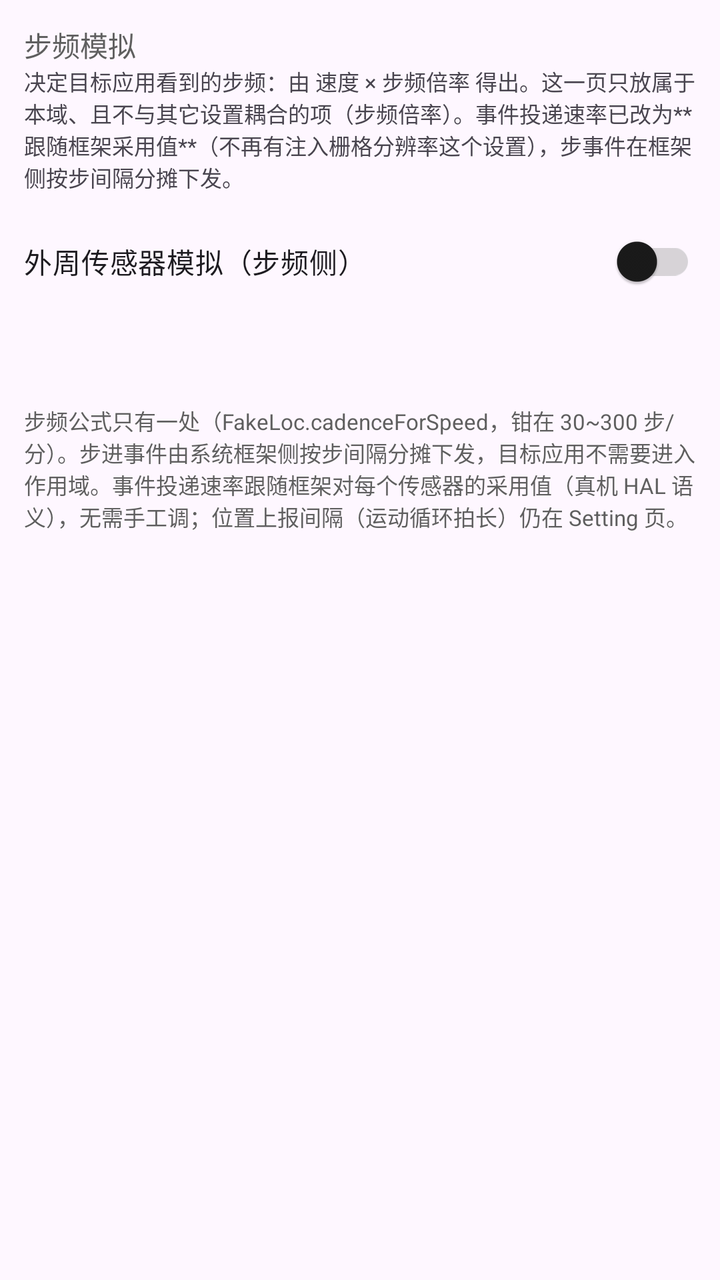
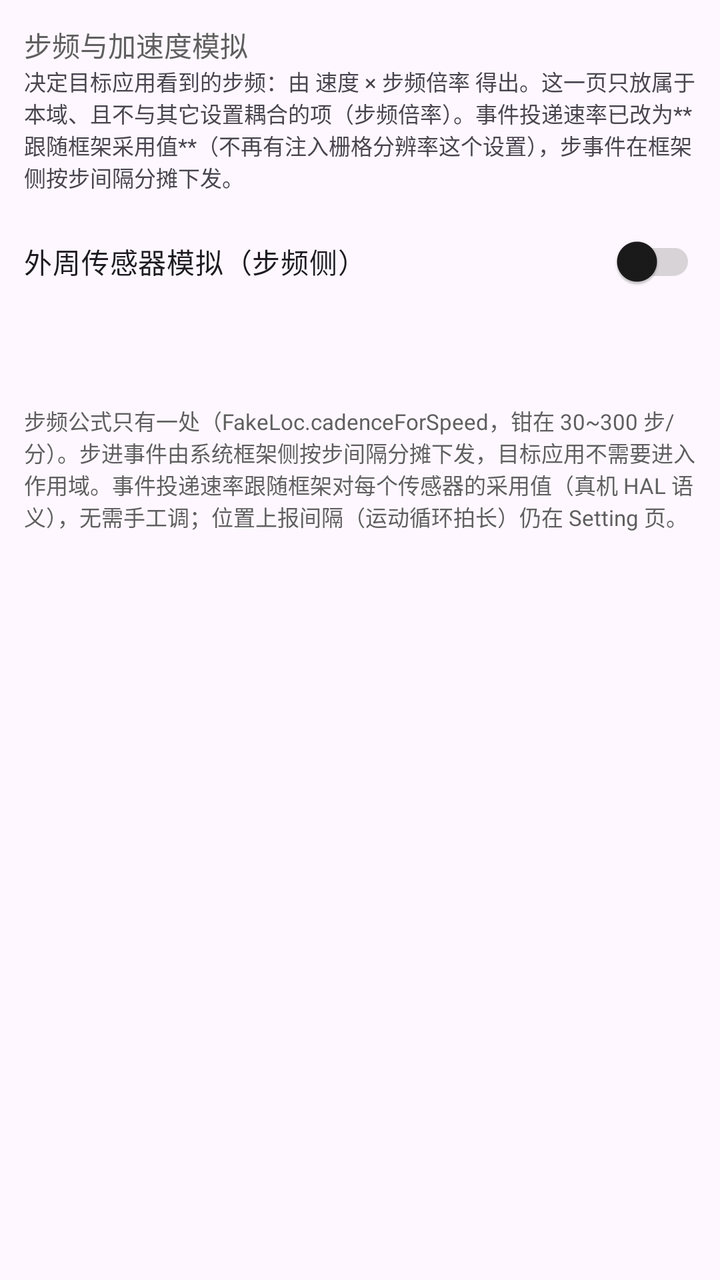

Screens rendered from an Android XML layout before and after an edit, with the pre-edit source and the edit as a unified diff.
<!-- AndroidManifest.xml: application theme AppTheme -->
<!-- res/layout/fragment_cadence.xml -->
<?xml version="1.0" encoding="utf-8"?>
<androidx.constraintlayout.widget.ConstraintLayout
    xmlns:android="http://schemas.android.com/apk/res/android"
    xmlns:app="http://schemas.android.com/apk/res-auto"
    android:layout_width="match_parent"
    android:layout_height="match_parent">

    <ScrollView
        android:layout_width="match_parent"
        android:layout_height="0dp"
        app:layout_constraintTop_toTopOf="parent"
        app:layout_constraintBottom_toBottomOf="parent">

        <LinearLayout
            android:layout_width="match_parent"
            android:layout_height="wrap_content"
            android:orientation="vertical"
            android:padding="12dp">

            <com.google.android.material.textview.MaterialTextView
                android:layout_width="wrap_content"
                android:layout_height="wrap_content"
                android:text="步频模拟"
                android:textColor="?attr/colorOnSurfaceVariant" />

            <com.google.android.material.textview.MaterialTextView
                android:layout_width="match_parent"
                android:layout_height="wrap_content"
                android:text="@string/cadence_page_desc"
                android:textSize="11sp" />

            
            
            <com.google.android.material.switchmaterial.SwitchMaterial
                android:id="@+id/cadence_mock_switch"
                android:layout_width="match_parent"
                android:layout_height="wrap_content"
                android:layout_marginTop="10dp"
                android:text="@string/cadence_mock" />

            <com.google.android.material.textview.MaterialTextView
                android:id="@+id/cadence_readout"
                android:layout_width="match_parent"
                android:layout_height="wrap_content"
                android:layout_marginTop="10dp"
                android:textSize="13sp" />

            
            <LinearLayout
                android:id="@+id/cadence_rows"
                android:layout_width="match_parent"
                android:layout_height="wrap_content"
                android:layout_marginTop="8dp"
                android:orientation="vertical" />

            <com.google.android.material.textview.MaterialTextView
                android:layout_width="match_parent"
                android:layout_height="wrap_content"
                android:layout_marginTop="12dp"
                android:text="@string/cadence_footer"
                android:textSize="11sp"
                android:textColor="?attr/colorOnSurfaceVariant" />

        </LinearLayout>
    </ScrollView>
</androidx.constraintlayout.widget.ConstraintLayout>
<!-- resources referenced by this layout -->
<resources>
  <string name="cadence_footer">步频公式只有一处（FakeLoc.cadenceForSpeed，钳在 30~300 步/分）。步进事件由系统框架侧按"步间隔"分摊下发，目标应用不需要进入作用域。事件投递速率跟随框架对每个传感器的采用值（真机 HAL 语义），无需手工调；位置上报间隔（运动循环拍长）仍在 Setting 页。</string>
  <string name="cadence_mock">外周传感器模拟（步频侧）</string>
  <string name="cadence_page_desc">决定"目标应用看到的步频"：由 速度 × 步频倍率 得出。这一页只放属于本域、且不与其它设置耦合的项（步频倍率）。事件投递速率已改为**跟随框架采用值**（不再有"注入栅格分辨率"这个设置），步事件在框架侧按步间隔分摊下发。</string>
  <style name="AppTheme" parent="Theme.Material3.Light.NoActionBar">
          
          <item name="colorPrimary">#5F5F5F</item>
          <item name="colorOnPrimary">#FFFFFF</item>
          <item name="colorPrimaryContainer">#E0E0E0</item>
          <item name="colorOnPrimaryContainer">#1E1E1E</item>
          <item name="colorSecondary">#494949</item>
          <item name="colorOnSecondary">#FFFFFF</item>
          <item name="colorSecondaryContainer">#E7E7E7</item>
          <item name="colorOnSecondaryContainer">#2A2A2A</item>
          <item name="colorSurface">#FFFFFF</item>
          <item name="colorOnSurface">#1A1A1A</item>
          <item name="colorSurfaceVariant">#F0F0F0</item>
          <item name="colorOnSurfaceVariant">#5F5F5F</item>
          <item name="colorOutline">#747474</item>
  
          
          <item name="portalFabIconTint">#1A1A1A</item>
  
          
          <item name="android:statusBarColor">@android:color/transparent</item>
          <item name="android:windowDrawsSystemBarBackgrounds">true</item>
          <item name="android:windowTranslucentStatus">true</item>
          <item name="windowActionModeOverlay">true</item>
          <item name="windowActionBar">false</item>
          <item name="windowNoTitle">true</item>
  
          
          <item name="searchViewStyle">@style/Portal.SearchViewStyle</item>
          <item name="sliderStyle">@style/Portal.SliderTheme</item>
          <item name="android:popupMenuStyle">@style/PortalPopupMenuStyle</item>
          
          <item name="switchStyle">@style/Portal.SwitchStyle</item>
      </style>
  <style name="Portal.SearchViewStyle" parent="Widget.AppCompat.SearchView" />
  <style name="Portal.SliderTheme" parent="Widget.Material3.Slider" />
  <style name="PortalPopupMenuStyle" parent="Widget.Material3.PopupMenu">
          <item name="android:popupAnimationStyle">@style/PortalPopupAnimation</item>
      </style>
  <style name="Portal.SwitchStyle" parent="Widget.Material3.CompoundButton.Switch">
          <item name="useMaterialThemeColors">true</item>
          <item name="trackTint">@color/switch_track_tint</item>
      </style>
  <style name="PortalPopupAnimation">
          <item name="android:windowEnterAnimation">@anim/popup_in_top_end</item>
          <item name="android:windowExitAnimation">@anim/popup_out_top_end</item>
      </style>
</resources>

<!-- the commit's change to res/layout/fragment_cadence.xml (unified diff, before → after) -->
@@ -20,7 +20,7 @@
             <com.google.android.material.textview.MaterialTextView
                 android:layout_width="wrap_content"
                 android:layout_height="wrap_content"
-                android:text="步频模拟"
+                android:text="步频与加速度模拟"
                 android:textColor="?attr/colorOnSurfaceVariant" />
 
             <com.google.android.material.textview.MaterialTextView
